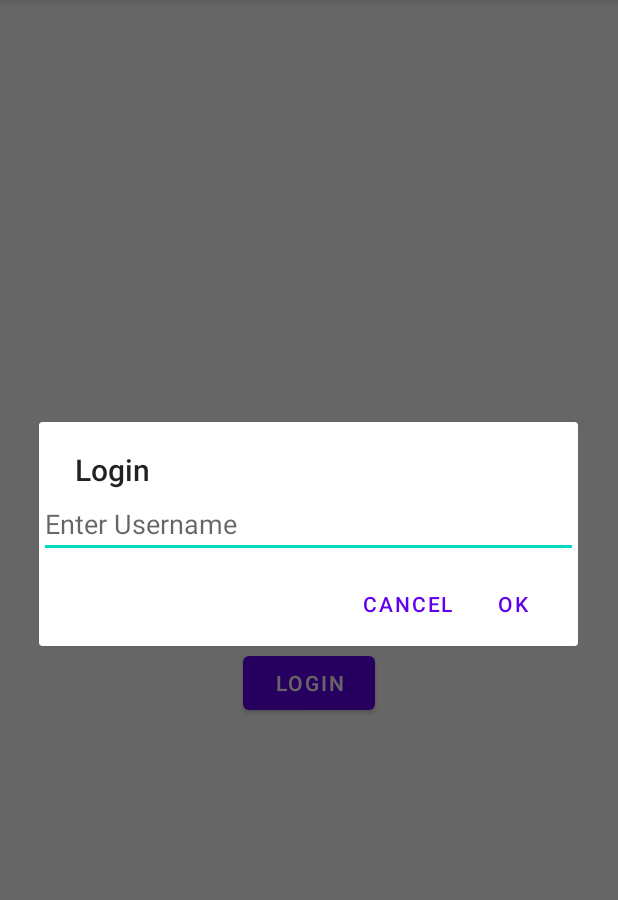
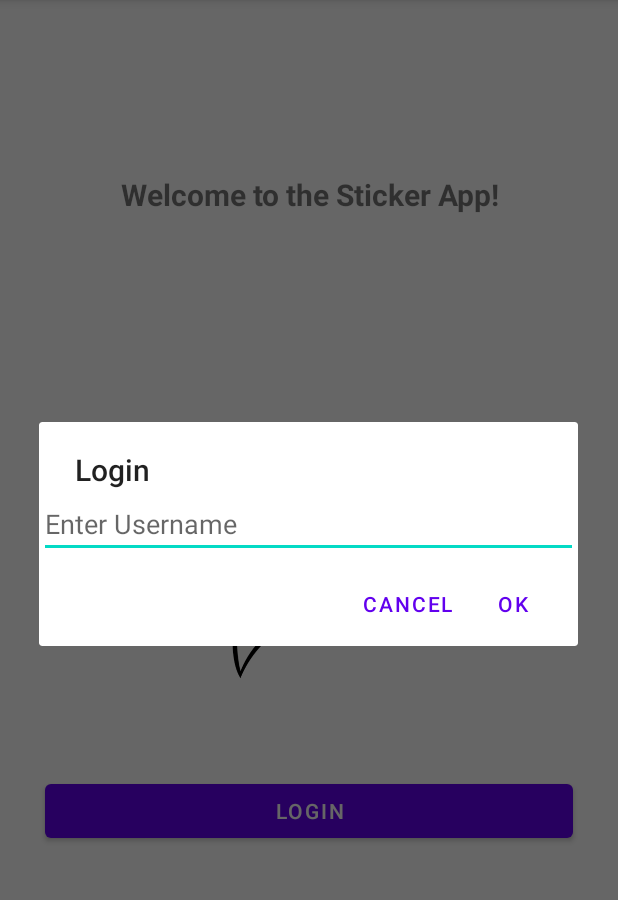
Before and after one commit to eshwaribhide/NUMAD22Sp_TeamDEDJ, an Android app: the screen it shows after launch (MainActivity), after a tap on "LOGIN", on a phone screen of 412 x 824 dp, the part 84-984 px from its top. Run offline under Robolectric (Android 15) with nearby library versions, the phone set to English and light mode, and no system bars; our stand-ins replace Firebase (no records; nobody signed in at launch, a user with empty details on screens opened directly).

Commit message:
Merge Darpan Mehra's work on home screen

```diff
--- a/app/src/main/res/layout/activity_main.xml
+++ b/app/src/main/res/layout/activity_main.xml
@@ -6,25 +6,48 @@
     android:layout_height="match_parent"
     tools:context=".MainActivity">
 
+    <ImageView
+        android:id="@+id/hello"
+        android:layout_width="169dp"
+        android:layout_height="190dp"
+        android:src="@drawable/hello_main"
+
+        tools:layout_editor_absoluteX="121dp"
+        tools:layout_editor_absoluteY="166dp"
+        app:layout_constraintBottom_toBottomOf="parent"
+        app:layout_constraintTop_toBottomOf="@+id/textView"
+        app:layout_constraintHorizontal_bias="0.498"
+        app:layout_constraintLeft_toLeftOf="parent"
+        app:layout_constraintRight_toRightOf="parent"
+        app:layout_constraintTop_toTopOf="parent"/>
+
     <TextView
         android:id="@+id/textView"
         android:layout_width="wrap_content"
         android:layout_height="wrap_content"
-        android:text="Sticker App"
-        app:layout_constraintBottom_toBottomOf="parent"
+
+        android:layout_marginBottom="30dp"
+        android:text="Welcome to the Sticker App!"
+        android:textSize="20sp"
+        android:textStyle="bold"
+
+        app:layout_constraintBottom_toTopOf="@+id/hello"
+        app:layout_constraintHorizontal_bias="0.505"
         app:layout_constraintLeft_toLeftOf="parent"
         app:layout_constraintRight_toRightOf="parent"
         app:layout_constraintTop_toTopOf="parent" />
 
     <Button
         android:id="@+id/login"
-        android:layout_width="wrap_content"
+        android:layout_width="0dp"
         android:layout_height="wrap_content"
+        android:layout_marginStart="30dp"
         android:layout_marginTop="37dp"
+        android:layout_marginEnd="30dp"
         android:onClick="stickerMessagingActivityOnClick"
         android:text="Login"
         app:layout_constraintEnd_toEndOf="parent"
         app:layout_constraintStart_toStartOf="parent"
-        app:layout_constraintTop_toBottomOf="@+id/textView" />
+        app:layout_constraintTop_toBottomOf="@+id/hello" />
 
 </androidx.constraintlayout.widget.ConstraintLayout>
```
Also changed, not shown: app/src/main/res/drawable-v24/hello_main.png (added), app/src/main/res/hello_main/hello.png (added).
